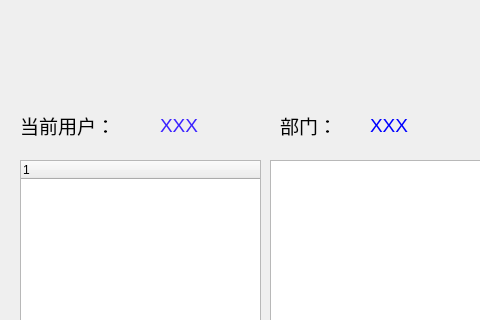
This is QTClient/mainwindow.ui in sunjiangbo/gyTool-Manager as Qt 5 draws it before an edit; both pictures show x 0 to 480 and y 0 to 320 of the 1024 by 600 pixel window. The edited form follows.
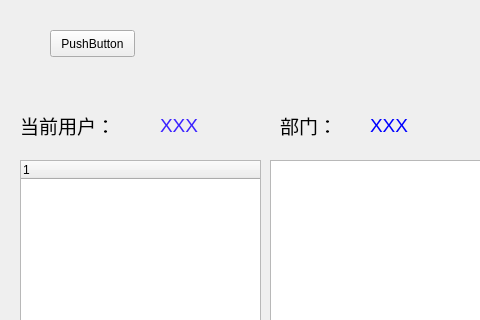
This is the edited form. Icons and pictures are not drawn.

Patch:
```diff
--- a/QTClient/mainwindow.ui
+++ b/QTClient/mainwindow.ui
@@ -133,6 +133,19 @@
      <string>&lt;html&gt;&lt;head/&gt;&lt;body&gt;&lt;p&gt;&lt;span style=&quot; font-size:14pt;&quot;&gt;操作：&lt;/span&gt;&lt;/p&gt;&lt;/body&gt;&lt;/html&gt;</string>
     </property>
    </widget>
+   <widget class="QPushButton" name="pushButton">
+    <property name="geometry">
+     <rect>
+      <x>50</x>
+      <y>30</y>
+      <width>85</width>
+      <height>27</height>
+     </rect>
+    </property>
+    <property name="text">
+     <string>PushButton</string>
+    </property>
+   </widget>
   </widget>
  </widget>
  <layoutdefault spacing="6" margin="11"/>
```
